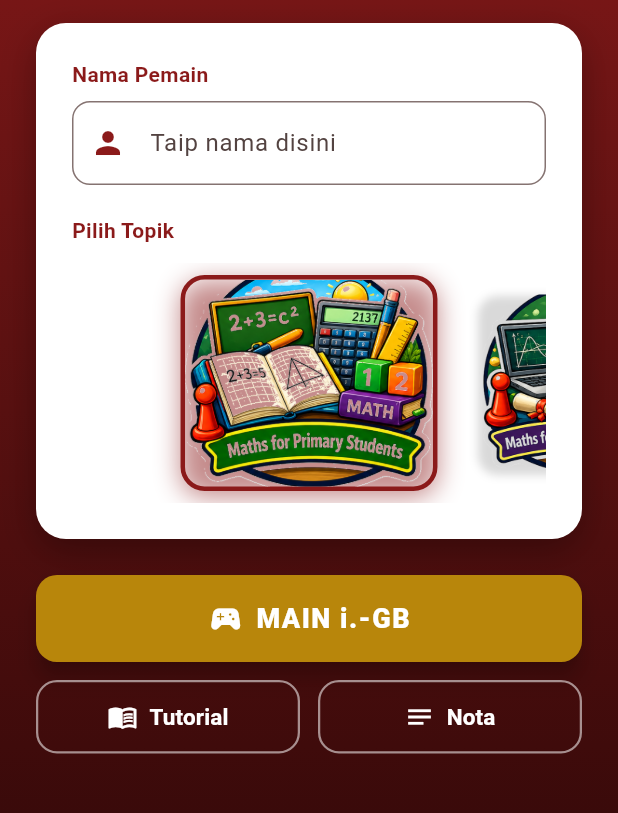
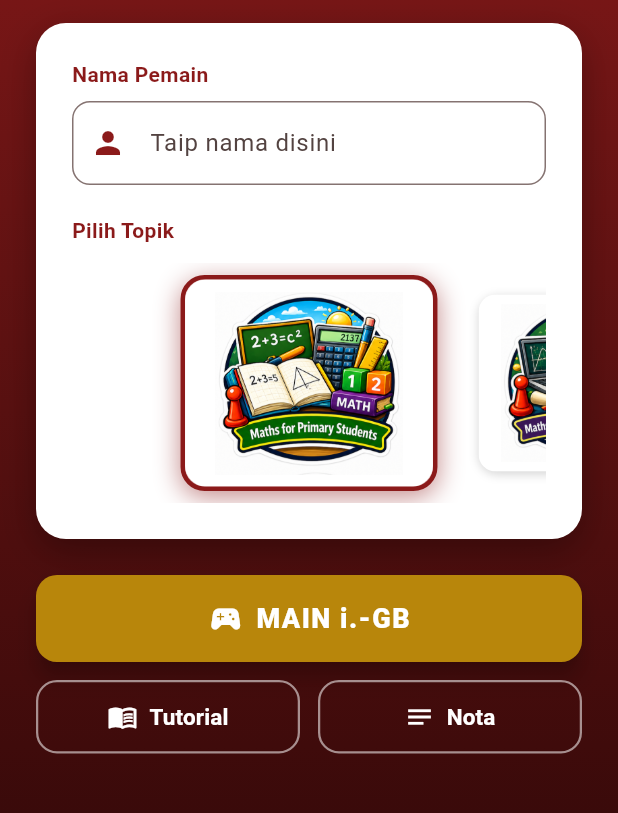
Before and after one commit to C24-S60348/AR_3D_Physical_Board, a Flutter app: the screen it shows after launch, on a phone screen of 412 x 824 dp, the part 268-1081 px from its top. Run offline on Flutter 3.47's test engine with Material 3 defaults, Android fonts, the phone set to English and light mode, and no system bars; our stand-ins replace audioplayers, device_info_plus, geolocator, permission_handler; project files that could hold a hidden picture were left out.

Commit message:
Fix topic images: keep white bg, use BoxFit.contain for sticker shape
Co-Authored-By: Claude Sonnet 4.6 <noreply@anthropic.com>

```diff
--- a/lib/screens/home_screen.dart
+++ b/lib/screens/home_screen.dart
@@ -436,12 +436,15 @@ class _TopicCard extends StatelessWidget {
       ),
       child: ClipRRect(
         borderRadius: BorderRadius.circular(14),
+        child: Container(
+          color: Colors.white,
+          width: double.infinity,
+          height: double.infinity,
+          padding: const EdgeInsets.all(8),
           child: imgPath != null
               ? Image.asset(
                   imgPath,
-                fit: BoxFit.cover,
-                width: double.infinity,
-                height: double.infinity,
+                  fit: BoxFit.contain,
                 )
               : Column(
                   mainAxisAlignment: MainAxisAlignment.center,
@@ -453,6 +456,7 @@ class _TopicCard extends StatelessWidget {
                   ],
                 ),
         ),
+      ),
     );
   }
 }
```
Also changed, not shown: assets/images/topics/topic_maths_higher.png, assets/images/topics/topic_maths_primary.png, assets/images/topics/topic_maths_secondary.png, assets/images/topics/topic_tourism_melaka.png. Lines whose indentation alone changed are shown as unchanged.
